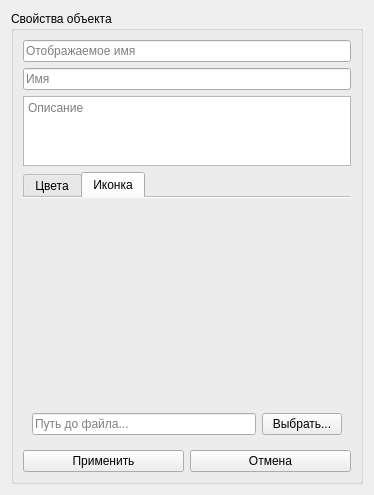
This is Libraries/GraphScene/src/Items/objectpropertyeditorform.ui in VinTRiZz/GraphEditor as Qt 5 draws it before an edit. The edited form follows.
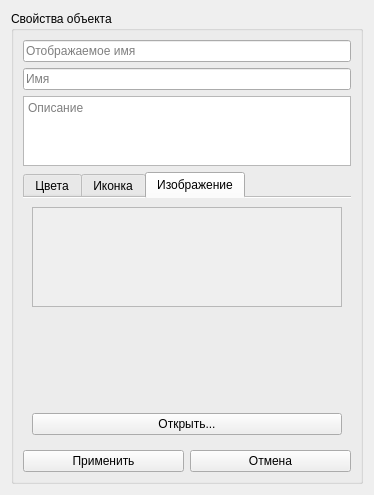
This is the edited form. Custom widgets are drawn as their Qt base class.

```diff
--- a/Libraries/GraphScene/src/Items/objectpropertyeditorform.ui
+++ b/Libraries/GraphScene/src/Items/objectpropertyeditorform.ui
@@ -165,25 +165,31 @@
           </item>
          </layout>
         </widget>
-        <widget class="QWidget" name="tab_icon">
+        <widget class="QWidget" name="tab">
          <attribute name="title">
           <string>Иконка</string>
          </attribute>
+        </widget>
+        <widget class="QWidget" name="tab_icon">
+         <attribute name="title">
+          <string>Изображение</string>
+         </attribute>
          <layout class="QVBoxLayout" name="verticalLayout_4">
           <item>
-           <widget class="QLabel" name="iconPreview_label">
-            <property name="sizePolicy">
-             <sizepolicy hsizetype="Preferred" vsizetype="Expanding">
-              <horstretch>0</horstretch>
-              <verstretch>0</verstretch>
-             </sizepolicy>
+           <widget class="WidgetGalery" name="imageHistoryGalery">
+            <property name="widgetResizable">
+             <bool>true</bool>
             </property>
-            <property name="text">
-             <string/>
-            </property>
-            <property name="alignment">
-             <set>Qt::AlignCenter</set>
-            </property>
+            <widget class="QWidget" name="scrollAreaWidgetContents">
+             <property name="geometry">
+              <rect>
+               <x>0</x>
+               <y>0</y>
+               <width>312</width>
+               <height>87</height>
+              </rect>
+             </property>
+            </widget>
            </widget>
           </item>
           <item>
@@ -200,22 +206,11 @@
            </spacer>
           </item>
           <item>
-           <layout class="QHBoxLayout" name="horizontalLayout_5">
-            <item>
-             <widget class="QLineEdit" name="iconPath_lineEdit">
-              <property name="placeholderText">
-               <string>Путь до файла...</string>
-              </property>
-             </widget>
-            </item>
-            <item>
-             <widget class="QPushButton" name="selectIcon_pushButton">
-              <property name="text">
-               <string>Выбрать...</string>
-              </property>
-             </widget>
-            </item>
-           </layout>
+           <widget class="QPushButton" name="selectIcon_pushButton">
+            <property name="text">
+             <string>Открыть...</string>
+            </property>
+           </widget>
           </item>
          </layout>
         </widget>
@@ -244,6 +239,14 @@
    </item>
   </layout>
  </widget>
+ <customwidgets>
+  <customwidget>
+   <class>WidgetGalery</class>
+   <extends>QScrollArea</extends>
+   <header location="global">CustomWidgets/WidgetGalery.h</header>
+   <container>1</container>
+  </customwidget>
+ </customwidgets>
  <resources/>
  <connections/>
 </ui>
```
Left out of the diff: 2 changed lines with no effect on the pictures.
